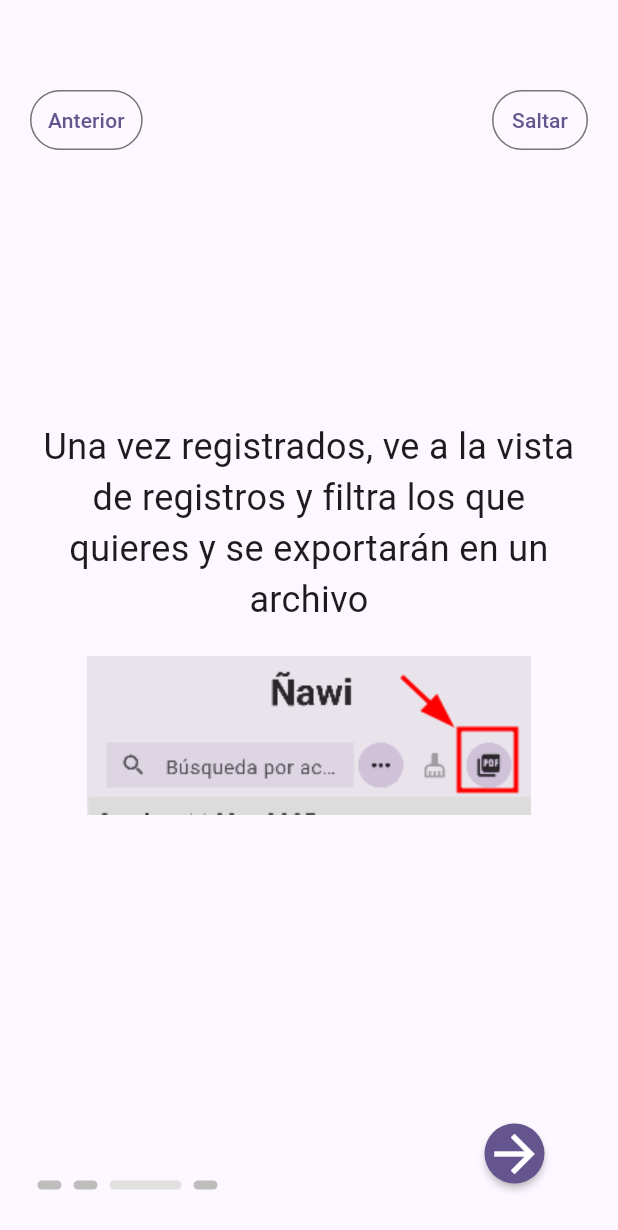
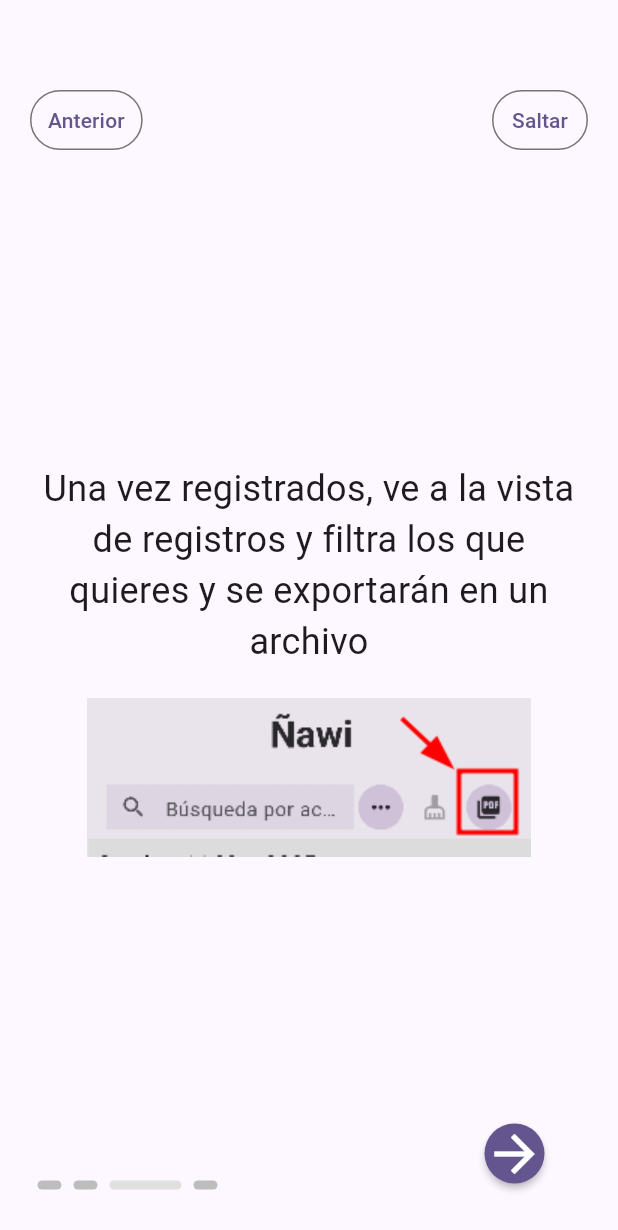
Before and after one commit to 4dominic888/NawiApp, a Flutter app: the screen it shows after launch, after a tap on "Saltar", after a tap on "Anterior", on a phone screen of 412 x 824 dp. Shown: the top 1230 px of the screen. Run offline on Flutter 3.47's test engine with Material 3 defaults, Android fonts, the phone set to English and light mode, and no system bars; drawn by our look-alikes of overlay_support, smooth_page_indicator; our stand-ins replace avatar_glow, awesome_dialog, date_field, drift, equatable, file_picker and 15 more; missing offline and left inert: drop_down_search_field, encrypt, infinite_grouped_list, pdfrx, restart_app, sqlite3; accounts and stored records are empty; generated files the repository leaves out were written again; statements that could not run were skipped.

Commit message:
Arreglando dimensionamiento del tutorial

```diff
--- a/lib/presentation/features/tutorial/screens/tutorial_screen.dart
+++ b/lib/presentation/features/tutorial/screens/tutorial_screen.dart
@@ -13,6 +13,7 @@ import 'package:nawiapp/presentation/features/tutorial/widgets/tutorial_code_aut
 import 'package:nawiapp/presentation/features/tutorial/widgets/tutorial_previous_page_button.dart';
 import 'package:nawiapp/presentation/features/tutorial/widgets/tutorial_skip_button.dart';
 import 'package:nawiapp/presentation/widgets/register_book_element.dart';
+import 'package:nawiapp/presentation/widgets/scroll_hint.dart';
 import 'package:nawiapp/presentation/widgets/student_element.dart';
 
 class TutorialScreen extends ConsumerStatefulWidget {
@@ -24,11 +25,8 @@ class TutorialScreen extends ConsumerStatefulWidget {
 
 class _TutorialScreenState extends ConsumerState<TutorialScreen> {
 
-  Widget _buildSlide(String text, {Widget? children}) {
-    return Center(
-      child: Padding(
-        padding: const EdgeInsets.all(24.0),
-        child: Column(
+  Widget _buildSlide(String text, {Widget? children, bool? scrollable = false}) {
+    final content = Column(
       spacing: 20,
       crossAxisAlignment: CrossAxisAlignment.center,
       mainAxisAlignment: MainAxisAlignment.center,
@@ -36,8 +34,21 @@ class _TutorialScreenState extends ConsumerState<TutorialScreen> {
         Text(text, style: const TextStyle(fontSize: 24), textAlign: TextAlign.center),
         ...[children ?? const SizedBox.shrink()]
       ],
+    );
+
+    return Column(
+      children: [
+        SizedBox(height: kToolbarHeight * 2),
+        Expanded(
+          child: Center(
+            child: Padding(
+              padding: const EdgeInsets.all(24.0),
+              child: scrollable ?? false ? ScrollHint(child: content) : content,
             ),
           ),
+        ),
+        SizedBox(height: kToolbarHeight)
+      ],
     );
   }
 
@@ -47,7 +58,8 @@ class _TutorialScreenState extends ConsumerState<TutorialScreen> {
     final tutorialNotifier = ref.read(tutorialSliderProvider.notifier);
 
     return Scaffold(
-      body: Stack(
+      body: SafeArea(
+        child: Stack(
           children: [
             PageView(
               controller: tutorialState.pageController,
@@ -55,7 +67,7 @@ class _TutorialScreenState extends ConsumerState<TutorialScreen> {
               children: [
                 _buildSlide('Bienvenido al tutorial.\nDesliz a la derecha para continuar ->'),
 
-              _buildSlide('Comienza creando una clase, luego estudiantes y finalmente los registros', children: Column(spacing: 10,
+                _buildSlide('Comienza creando una clase, luego estudiantes y finalmente los registros', scrollable: true, children: Column(spacing: 10,
                   children: [
                     ClassroomElement(item: Classroom(name: 'Clase Ejemplo'), preview: true),
 
@@ -79,6 +91,7 @@ class _TutorialScreenState extends ConsumerState<TutorialScreen> {
                 _buildSlide('Una vez registrados, ve a la vista de registros y filtra los que quieres y se exportarán en un archivo',
                   children: Image.asset('assets/images/export_example.png'),
                 ),
+
                 const TutorialCodeAuthSlidePage()
               ],
             ),
@@ -88,6 +101,7 @@ class _TutorialScreenState extends ConsumerState<TutorialScreen> {
             const TutorialNextPageButton(),
             if(!tutorialNotifier.isFirstPage) const TutorialPreviousPageButton()
           ],
+        ),
       )
     );
   }
--- /dev/null
+++ b/lib/presentation/widgets/scroll_hint.dart
@@ -0,0 +1,92 @@
+import 'package:flutter/material.dart';
+
+class ScrollHint extends StatefulWidget {
+  final Widget child;
+  final double fadeHeight;
+  final Alignment alignment;
+
+  const ScrollHint({
+    super.key,
+    required this.child,
+    this.fadeHeight = 30.0,
+    this.alignment = Alignment.bottomCenter,
+  });
+
+  @override
+  State<ScrollHint> createState() => _ScrollHintState();
+}
+
+class _ScrollHintState extends State<ScrollHint> with SingleTickerProviderStateMixin {
+  final ScrollController _controller = ScrollController();
+  bool _showHint = true;
+  late final AnimationController _arrowController;
+
+  @override
+  void initState() {
+    super.initState();
+    _controller.addListener(_onScroll);
+
+    _arrowController = AnimationController(
+      vsync: this,
+      duration: const Duration(milliseconds: 800),
+    )..repeat(reverse: true);
+  }
+
+  void _onScroll() {
+    final maxScroll = _controller.position.maxScrollExtent;
+    final current = _controller.offset;
+    setState(() => _showHint = current < maxScroll - 10);
+  }
+
+  @override
+  void dispose() {
+    _controller.removeListener(_onScroll);
+    _controller.dispose();
+    _arrowController.dispose();
+    super.dispose();
+  }
+
+  @override
+  Widget build(BuildContext context) {
+    final fadeColor = Colors.black.withValues(alpha: 0.2);
+
+    return Stack(
+      alignment: widget.alignment,
+      children: [
+        SingleChildScrollView(
+          controller: _controller,
+          child: widget.child,
+        ),
+        if (_showHint)
+          IgnorePointer(
+            child: Container(
+              height: widget.fadeHeight + 24,
+              alignment: Alignment.bottomCenter,
+              decoration: BoxDecoration(
+                gradient: LinearGradient(
+                  begin: Alignment.topCenter,
+                  end: Alignment.bottomCenter,
+                  colors: [
+                    Colors.transparent,
+                    fadeColor,
+                  ],
+                ),
+              ),
+              child: FadeTransition(
+                opacity: _arrowController.drive(CurveTween(curve: Curves.easeInOut)),
+                child: SlideTransition(
+                  position: _arrowController.drive(
+                    Tween<Offset>(
+                      begin: const Offset(0, 0),
+                      end: const Offset(0, 0.2),
+                    ).chain(CurveTween(curve: Curves.easeInOut)),
+                  ),
+                  child: const Icon(Icons.keyboard_arrow_down, size: 24),
+                ),
+              ),
+            ),
+          ),
+      ],
+    );
+  }
+}
```
Lines whose indentation alone changed are shown as unchanged.
